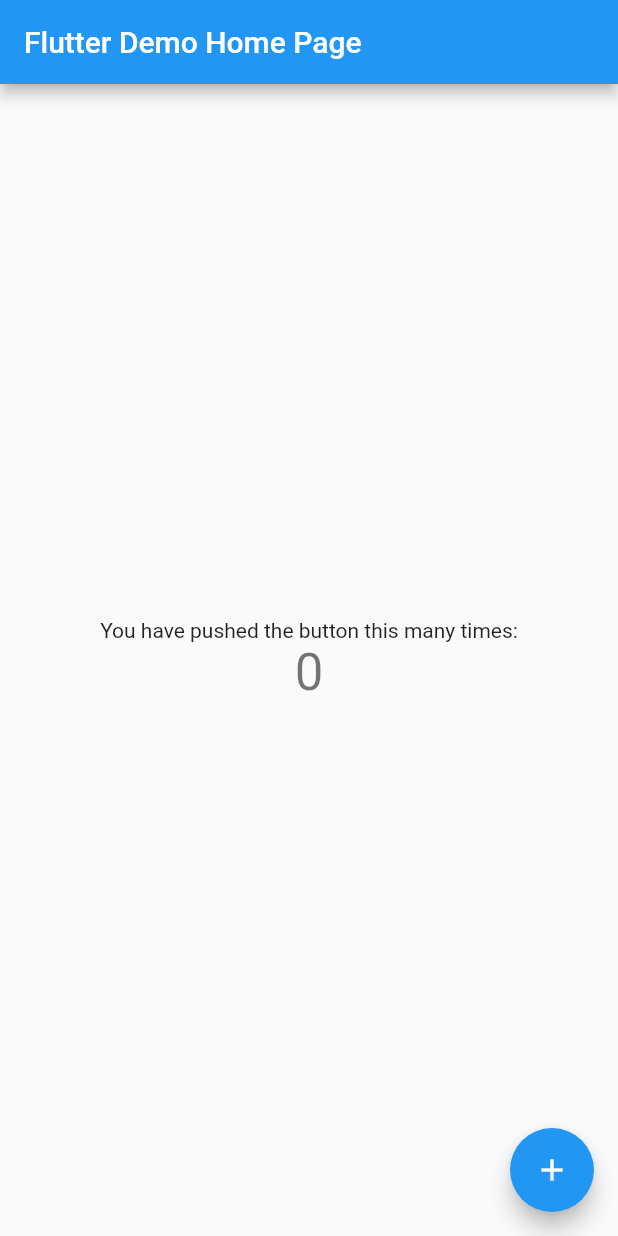
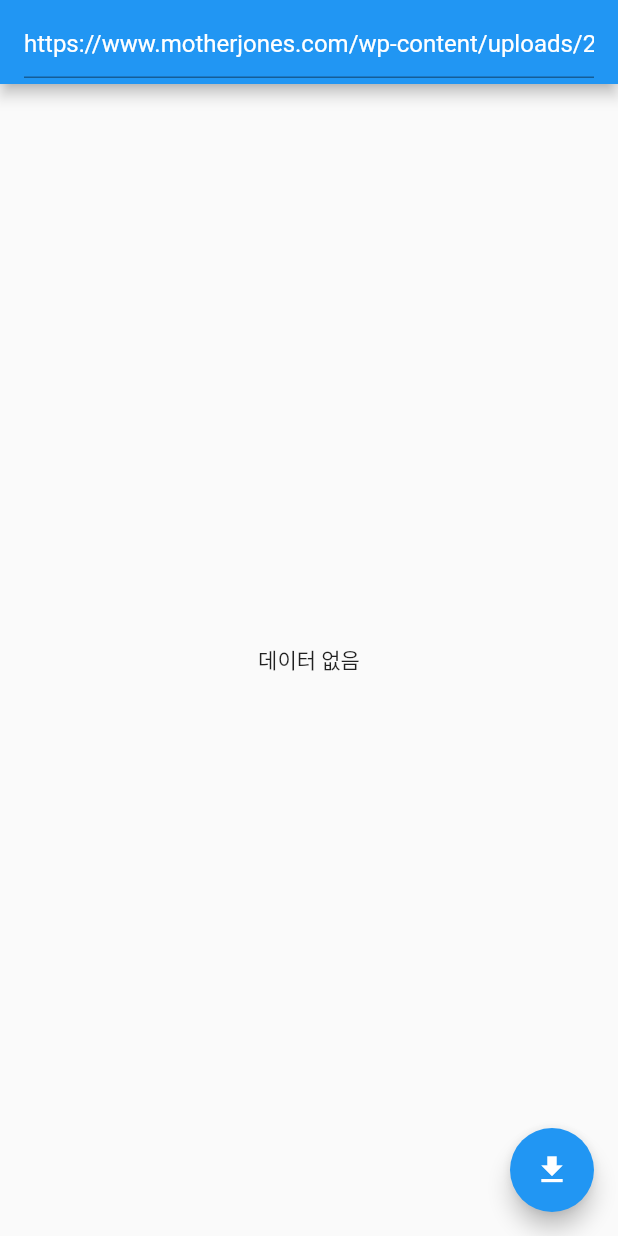
Before and after one commit to good5229/largefile_download, a Flutter app: the screen it shows after launch, on a phone screen of 412 x 824 dp. Run offline on Flutter 3.47's test engine with Material 2 defaults, Android fonts, the phone set to English and light mode, and no system bars; our stand-ins replace dio.

Commit message:
feat: download files with URL

```diff
--- /dev/null
+++ b/lib/largeFileMain.dart
@@ -0,0 +1,129 @@
+import 'dart:io';
+
+import 'package:flutter/material.dart';
+import 'package:dio/dio.dart';
+import 'package:path_provider/path_provider.dart';
+
+class LargeFileMain extends StatefulWidget {
+  @override
+  State<StatefulWidget> createState() => _LargeFileMain();
+}
+
+class _LargeFileMain extends State<LargeFileMain> {
+  bool downloading = false;
+  var progressString = "";
+  var file;
+
+  TextEditingController _editingController;
+
+  @override
+  void initState() {
+    super.initState();
+    _editingController = new TextEditingController(text: 'https://www.motherjones.com/wp-content/uploads/2019/12/Getty121719.jpg?w=1200&h=630&crop=1');
+  }
+
+  Future<void> downloadFile() async {
+
+    Dio dio = Dio();
+    try {
+      var dir = await getApplicationDocumentsDirectory();
+      await dio.download(_editingController.value.text, '${dir.path}/myimage.jpg',
+          onReceiveProgress: (rec, total) {
+            print('Rec: $rec , Total: $total');
+            file = '${dir.path}/myimage.jpg';
+            setState(() {
+              downloading = true;
+              progressString = ((rec / total) * 100).toStringAsFixed(0) + '%';
+            });
+          });
+    } catch (e) {
+      print(e);
+    }
+    setState(() {
+      downloading = false;
+      progressString = 'Completed';
+    });
+    print('Download completed');
+  }
+
+  @override
+  Widget build(BuildContext context) {
+    return Scaffold(
+      appBar: AppBar(
+        title: TextField(
+          controller: _editingController,
+          style: TextStyle(color: Colors.white),
+          keyboardType: TextInputType.text,
+          decoration: InputDecoration(hintText: 'url 입력하세요'),
+        ),
+      ),
+      body: Center(
+          child: downloading
+              ? Container(
+            height: 120.0,
+            width: 200.0,
+            child: Card(
+              color: Colors.black,
+              child: Column(
+                mainAxisAlignment: MainAxisAlignment.center,
+                children: <Widget>[
+                  CircularProgressIndicator(),
+                  SizedBox(
+                    height: 20.0,
+                  ),
+                  Text(
+                    'Downloading File: $progressString',
+                    style: TextStyle(
+                      color: Colors.white,
+                    ),
+                  )
+                ],
+              ),
+            ),
+          )
+              : FutureBuilder(
+            builder: (context, snapshot) {
+              switch (snapshot.connectionState) {
+                case ConnectionState.none:
+                  print('none');
+                  return Text('데이터 없음');
+                case ConnectionState.waiting:
+                  print('waiting');
+                  return CircularProgressIndicator();
+                case ConnectionState.active:
+                  print('active');
+                  return CircularProgressIndicator();
+                case ConnectionState.done:
+                  print('done');
+                  if (snapshot.hasData) {
+                    return snapshot.data;
+                  }
+              }
+              return Text('데이터 없음');
+            },
+            future: downloadWidget(file),
+          )),
+      floatingActionButton: FloatingActionButton(
+        onPressed: () {
+          downloadFile();
+        },
+        child: Icon(Icons.file_download),
+      ),
+    );
+  }
+
+  Future<Widget> downloadWidget(String filePath) async {
+    File file = File(filePath);
+    bool exist = await file.exists();
+    new FileImage(file).evict();
+    if (exist) {
+      return Center(
+        child: Column(
+          children: <Widget>[Image.file(file)],
+        ),
+      );
+    } else {
+      return Text('No Data');
+    }
+  }
+}
--- a/lib/main.dart
+++ b/lib/main.dart
@@ -1,4 +1,6 @@
 import 'package:flutter/material.dart';
+
+import 'largeFileMain.dart';
 
 void main() {
   runApp(MyApp());
@@ -11,107 +13,9 @@ class MyApp extends StatelessWidget {
     return MaterialApp(
       title: 'Flutter Demo',
       theme: ThemeData(
-        // This is the theme of your application.
-        //
-        // Try running your application with "flutter run". You'll see the
-        // application has a blue toolbar. Then, without quitting the app, try
-        // changing the primarySwatch below to Colors.green and then invoke
-        // "hot reload" (press "r" in the console where you ran "flutter run",
-        // or simply save your changes to "hot reload" in a Flutter IDE).
-        // Notice that the counter didn't reset back to zero; the application
-        // is not restarted.
         primarySwatch: Colors.blue,
-        // This makes the visual density adapt to the platform that you run
-        // the app on. For desktop platforms, the controls will be smaller and
-        // closer together (more dense) than on mobile platforms.
-        visualDensity: VisualDensity.adaptivePlatformDensity,
       ),
-      home: MyHomePage(title: 'Flutter Demo Home Page'),
+      home: LargeFileMain (),
     );
   }
 }
-
-class MyHomePage extends StatefulWidget {
-  MyHomePage({Key key, this.title}) : super(key: key);
-
-  // This widget is the home page of your application. It is stateful, meaning
-  // that it has a State object (defined below) that contains fields that affect
-  // how it looks.
-
-  // This class is the configuration for the state. It holds the values (in this
-  // case the title) provided by the parent (in this case the App widget) and
-  // used by the build method of the State. Fields in a Widget subclass are
-  // always marked "final".
-
-  final String title;
-
-  @override
-  _MyHomePageState createState() => _MyHomePageState();
-}
-
-class _MyHomePageState extends State<MyHomePage> {
-  int _counter = 0;
-
-  void _incrementCounter() {
-    setState(() {
-      // This call to setState tells the Flutter framework that something has
-      // changed in this State, which causes it to rerun the build method below
-      // so that the display can reflect the updated values. If we changed
-      // _counter without calling setState(), then the build method would not be
-      // called again, and so nothing would appear to happen.
-      _counter++;
-    });
-  }
-
-  @override
-  Widget build(BuildContext context) {
-    // This method is rerun every time setState is called, for instance as done
-    // by the _incrementCounter method above.
-    //
-    // The Flutter framework has been optimized to make rerunning build methods
-    // fast, so that you can just rebuild anything that needs updating rather
-    // than having to individually change instances of widgets.
-    return Scaffold(
-      appBar: AppBar(
-        // Here we take the value from the MyHomePage object that was created by
-        // the App.build method, and use it to set our appbar title.
-        title: Text(widget.title),
-      ),
-      body: Center(
-        // Center is a layout widget. It takes a single child and positions it
-        // in the middle of the parent.
-        child: Column(
-          // Column is also a layout widget. It takes a list of children and
-          // arranges them vertically. By default, it sizes itself to fit its
-          // children horizontally, and tries to be as tall as its parent.
-          //
-          // Invoke "debug painting" (press "p" in the console, choose the
-          // "Toggle Debug Paint" action from the Flutter Inspector in Android
-          // Studio, or the "Toggle Debug Paint" command in Visual Studio Code)
-          // to see the wireframe for each widget.
-          //
-          // Column has various properties to control how it sizes itself and
-          // how it positions its children. Here we use mainAxisAlignment to
-          // center the children vertically; the main axis here is the vertical
-          // axis because Columns are vertical (the cross axis would be
-          // horizontal).
-          mainAxisAlignment: MainAxisAlignment.center,
-          children: <Widget>[
-            Text(
-              'You have pushed the button this many times:',
-            ),
-            Text(
-              '$_counter',
-              style: Theme.of(context).textTheme.headline4,
-            ),
-          ],
-        ),
-      ),
-      floatingActionButton: FloatingActionButton(
-        onPressed: _incrementCounter,
-        tooltip: 'Increment',
-        child: Icon(Icons.add),
-      ), // This trailing comma makes auto-formatting nicer for build methods.
-    );
-  }
-}
```
Also changed, not shown: 1 other file.
